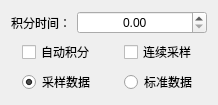
First picture: the form in HeGui/HSpecCalibrateSetWidget.ui, repository hexianqi/QtCode, before the edit.
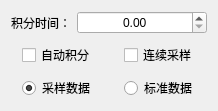
Second picture: the form after the edit.

Patch:
```diff
--- a/HeGui/HSpecCalibrateSetWidget.ui
+++ b/HeGui/HSpecCalibrateSetWidget.ui
@@ -7,7 +7,7 @@
     <x>0</x>
     <y>0</y>
     <width>218</width>
-    <height>98</height>
+    <height>100</height>
    </rect>
   </property>
   <property name="maximumSize">
@@ -20,6 +20,9 @@
    <string>Form</string>
   </property>
   <layout class="QFormLayout" name="formLayout">
+   <property name="verticalSpacing">
+    <number>9</number>
+   </property>
    <item row="0" column="0">
     <widget class="QLabel" name="label_001">
      <property name="text">
```
Left out of the diff: 3 changed lines with no effect on the pictures.
